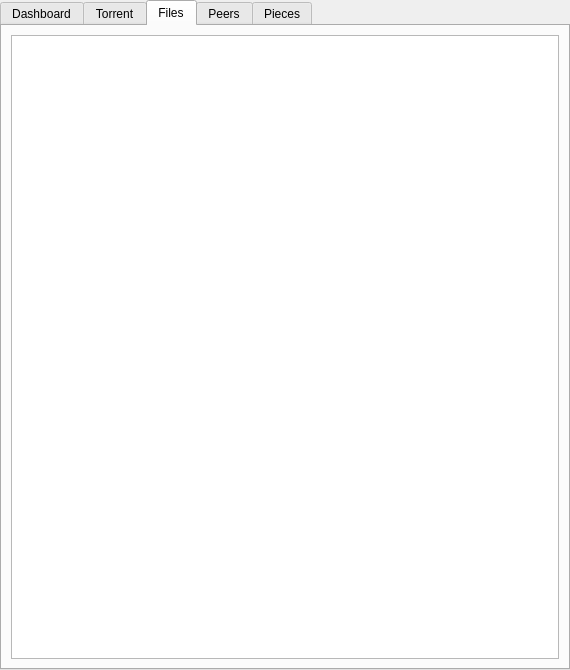
Above: src/plugins/bittorrent/tabwidget.ui from 0xd34df00d/leechcraft before the change. Below: the same form after it.
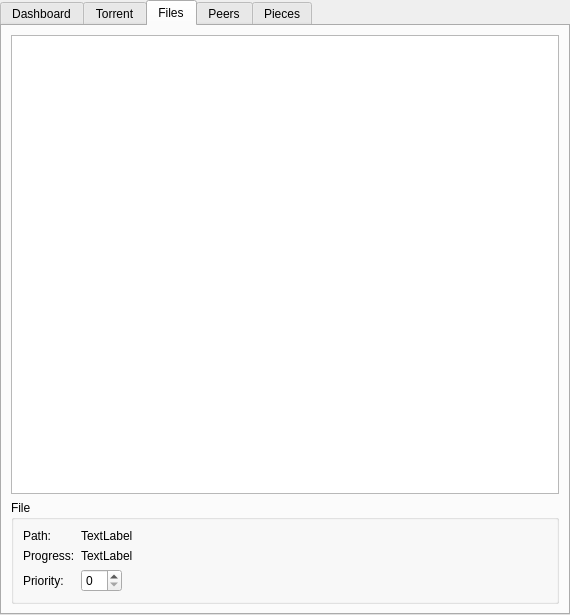
That is the form after the change. The open tabs and pages were chosen to show the change. Custom widgets are drawn as their Qt base class.

The edit to the form file:
```diff
--- a/src/plugins/bittorrent/tabwidget.ui
+++ b/src/plugins/bittorrent/tabwidget.ui
@@ -8,7 +8,7 @@
     <x>0</x>
     <y>0</y>
     <width>570</width>
-    <height>670</height>
+    <height>615</height>
    </rect>
   </property>
   <property name="sizePolicy">
@@ -1547,17 +1547,66 @@
    <attribute name="title">
     <string>Files</string>
    </attribute>
-   <layout class="QVBoxLayout">
+   <layout class="QVBoxLayout" name="verticalLayout_12">
     <item>
-     <layout class="QHBoxLayout">
-      <item>
-       <widget class="QTreeView" name="FilesView_">
-        <property name="rootIsDecorated">
-         <bool>false</bool>
-        </property>
-       </widget>
-      </item>
-     </layout>
+     <widget class="QTreeView" name="FilesView_">
+      <property name="selectionMode">
+       <enum>QAbstractItemView::ExtendedSelection</enum>
+      </property>
+      <property name="rootIsDecorated">
+       <bool>false</bool>
+      </property>
+     </widget>
+    </item>
+    <item>
+     <widget class="QGroupBox" name="groupBox_5">
+      <property name="title">
+       <string>File</string>
+      </property>
+      <layout class="QFormLayout" name="formLayout_11">
+       <property name="fieldGrowthPolicy">
+        <enum>QFormLayout::ExpandingFieldsGrow</enum>
+       </property>
+       <item row="0" column="0">
+        <widget class="QLabel" name="label_98">
+         <property name="text">
+          <string>Path:</string>
+         </property>
+        </widget>
+       </item>
+       <item row="0" column="1">
+        <widget class="QLabel" name="FilePath_">
+         <property name="text">
+          <string>TextLabel</string>
+         </property>
+        </widget>
+       </item>
+       <item row="1" column="0">
+        <widget class="QLabel" name="label_103">
+         <property name="text">
+          <string>Progress:</string>
+         </property>
+        </widget>
+       </item>
+       <item row="1" column="1">
+        <widget class="QLabel" name="FileProgress_">
+         <property name="text">
+          <string>TextLabel</string>
+         </property>
+        </widget>
+       </item>
+       <item row="2" column="0">
+        <widget class="QLabel" name="label_104">
+         <property name="text">
+          <string>Priority:</string>
+         </property>
+        </widget>
+       </item>
+       <item row="2" column="1">
+        <widget class="QSpinBox" name="FilePriorityRegulator_"/>
+       </item>
+      </layout>
+     </widget>
     </item>
    </layout>
   </widget>
```
Left out of the diff: 14 changed lines with no effect on the pictures.
